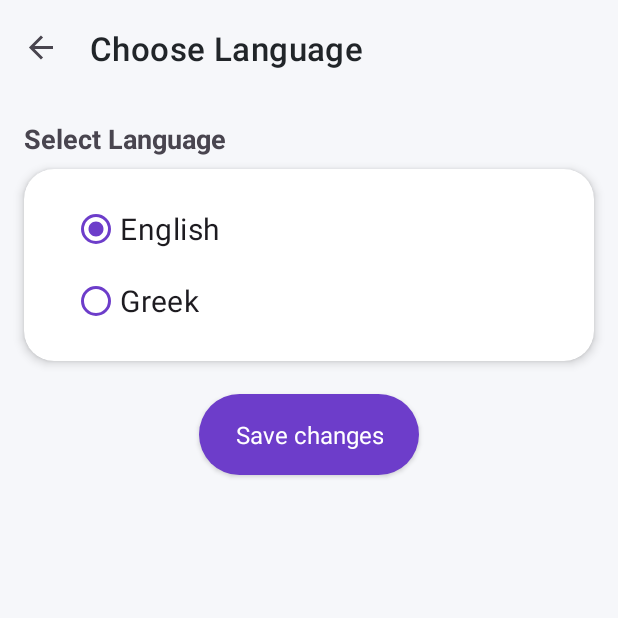
After one commit to galAntonis/SeniorTracker, an Android app: the LanguageFragment screen opened through its navigation route, on a phone screen of 412 x 824 dp, the top half of it. The commit adds this screen. Run offline under Robolectric (Android 15) with nearby library versions, the phone set to English and light mode, and no system bars; our stand-ins replace EventBus, Firebase (no records; nobody signed in at launch, a user with empty details on screens opened directly), navigation-ui.

Commit message:
Second Language implementation
Signed-off-by: galAntonis <galant.dev@gmail.com>

```diff
--- /dev/null
+++ b/app/src/main/java/gr/galeos/seniortracker/ui/language/LanguageFragment.java
@@ -0,0 +1,83 @@
+package gr.galeos.seniortracker.ui.language;
+
+import android.content.res.Configuration;
+import android.os.Bundle;
+import android.view.LayoutInflater;
+import android.view.View;
+import android.view.ViewGroup;
+
+import androidx.annotation.NonNull;
+import androidx.annotation.Nullable;
+import androidx.fragment.app.Fragment;
+import androidx.fragment.app.FragmentActivity;
+
+import java.util.Locale;
+
+import gr.galeos.seniortracker.databinding.FragmentLanguageBinding;
+
+public class LanguageFragment extends Fragment {
+
+    private FragmentLanguageBinding binding;
+    private String languageCode;
+
+    public View onCreateView(@NonNull LayoutInflater inflater, ViewGroup container, Bundle savedInstanceState) {
+
+        binding = FragmentLanguageBinding.inflate(inflater, container, false);
+        return binding.getRoot();
+    }
+
+    @Override
+    public void onViewCreated(@NonNull View view, @Nullable Bundle savedInstanceState) {
+
+        super.onViewCreated(view, savedInstanceState);
+        checkLanguage();
+        setupRadioButtons();
+        setClickListeners();
+    }
+
+    private void checkLanguage(){
+        if (Locale.getDefault().getLanguage().equals("el") ){
+            binding.radioEnglish.setChecked(false);
+            binding.radioGreek.setChecked(true);
+        } else if (Locale.getDefault().getLanguage().equals("en")){
+            binding.radioEnglish.setChecked(true);
+            binding.radioGreek.setChecked(false);
+        }
+    }
+
+    private void setupRadioButtons(){
+        binding.radioGreek.setOnClickListener(v -> {
+            languageCode = "el";
+        });
+        binding.radioEnglish.setOnClickListener(v -> {
+            languageCode = "en";
+        });
+    }
+
+    private void setClickListeners(){
+        binding.saveButton.setOnClickListener(v -> {
+            if (languageCode != null){
+                setLocal(requireActivity(), languageCode);
+            }
+        });
+    }
+    private void setLocal(FragmentActivity activity, String languageCode) {
+        Locale locale = new Locale(languageCode);
+        Locale.setDefault(locale);
+        Configuration config = new Configuration();
+        config.setLocale(locale);
+        activity.getBaseContext().getResources().updateConfiguration(
+                config,
+                activity.getBaseContext().getResources().getDisplayMetrics()
+        );
+        activity.recreate();
+    }
+
+
+
+    @Override
+    public void onDestroyView() {
+        super.onDestroyView();
+        binding = null;
+    }
+}
--- a/app/src/main/java/gr/galeos/seniortracker/ui/settings/SettingsFragment.java
+++ b/app/src/main/java/gr/galeos/seniortracker/ui/settings/SettingsFragment.java
@@ -40,6 +40,9 @@ public class SettingsFragment extends Fragment {
         binding.accountOption.setOnClickListener(v -> {
             Navigation.findNavController(v).navigate(R.id.action_navigation_settings_to_account);
         });
+        binding.languageOption.setOnClickListener(v -> {
+            Navigation.findNavController(v).navigate(R.id.action_navigation_settings_to_language);
+        });
         binding.exitOption.setOnClickListener(v -> {
             SharedPreferencesUtils.invalidateSessionId();
             EventBus.getDefault().post(new MessageEvent(Constants.USER_LOGOUT));
--- /dev/null
+++ b/app/src/main/res/layout/fragment_language.xml
@@ -0,0 +1,63 @@
+<?xml version="1.0" encoding="utf-8"?>
+<LinearLayout xmlns:android="http://schemas.android.com/apk/res/android"
+    xmlns:app="http://schemas.android.com/apk/res-auto"
+    xmlns:tools="http://schemas.android.com/tools"
+    android:layout_width="match_parent"
+    android:layout_height="match_parent"
+    android:orientation="vertical"
+    tools:context=".ui.language.LanguageFragment">
+
+    <com.google.android.material.textview.MaterialTextView
+        android:id="@+id/language_selection_title"
+        android:layout_width="wrap_content"
+        android:layout_height="wrap_content"
+        android:layout_marginHorizontal="@dimen/fragment_padding"
+        android:layout_marginTop="@dimen/fragment_padding"
+        android:layout_marginBottom="8dp"
+        android:text="@string/select_language"
+        android:textSize="18sp"
+        android:textStyle="bold" />
+
+    <com.google.android.material.card.MaterialCardView
+        android:layout_width="match_parent"
+        android:layout_height="wrap_content"
+        android:layout_marginHorizontal="@dimen/fragment_padding"
+        app:cardElevation="4dp">
+
+        <RadioGroup
+            android:id="@+id/radioGroupLanguage"
+            android:layout_width="wrap_content"
+            android:layout_height="wrap_content"
+            android:layout_marginHorizontal="@dimen/fragment_padding"
+            android:orientation="vertical"
+            android:padding="@dimen/fragment_padding">
+
+            <RadioButton
+                android:id="@+id/radioEnglish"
+                android:layout_width="wrap_content"
+                android:layout_height="wrap_content"
+                android:text="@string/english"
+                android:textSize="20sp"
+                app:buttonTint="@color/stMain"/>
+
+            <RadioButton
+                android:id="@+id/radioGreek"
+                android:layout_width="wrap_content"
+                android:layout_height="wrap_content"
+                android:text="@string/greek"
+                android:textSize="20sp"
+                app:buttonTint="@color/stMain"/>
+        </RadioGroup>
+
+    </com.google.android.material.card.MaterialCardView>
+
+
+    <com.google.android.material.button.MaterialButton
+        android:id="@+id/save_button"
+        android:layout_width="wrap_content"
+        android:layout_height="wrap_content"
+        android:layout_gravity="center_horizontal"
+        android:layout_marginTop="@dimen/fragment_padding"
+        android:text="@string/save_changes" />
+
+</LinearLayout>
--- a/app/src/main/res/navigation/mobile_navigation.xml
+++ b/app/src/main/res/navigation/mobile_navigation.xml
@@ -218,6 +218,14 @@
             app:popEnterAnim="@anim/slide_in_left"
             app:popExitAnim="@anim/slide_out_right" />
 
+        <action
+            android:id="@+id/action_navigation_settings_to_language"
+            app:destination="@id/fragment_language"
+            app:enterAnim="@anim/slide_in_right"
+            app:exitAnim="@anim/slide_out_left"
+            app:popEnterAnim="@anim/slide_in_left"
+            app:popExitAnim="@anim/slide_out_right" />
+
     </fragment>
 
     <fragment
@@ -280,4 +288,10 @@
         android:label="@string/title_edit_senior"
         tools:layout="@layout/fragment_edit_senior" />
 
+    <fragment
+        android:id="@+id/fragment_language"
+        android:name="gr.galeos.seniortracker.ui.language.LanguageFragment"
+        android:label="fragment_language"
+        tools:layout="@layout/fragment_language" />
+
 </navigation>
--- a/app/src/main/res/values/strings.xml
+++ b/app/src/main/res/values/strings.xml
@@ -50,5 +50,18 @@
     <string name="title_edit_senior">Edit senior</string>
     <string name="my_seniors">My Seniors</string>
 
+    <string name="select_language">Select Language</string>
+    <string name="english">English</string>
+    <string name="greek">Greek</string>
+    <string name="dashboard_title">Dashboard</string>
+    <string name="notifications_title">Notifications</string>
+    <string name="settings_title">Settings</string>
+    <string name="my_account_title">My Account</string>
+    <string name="manage_seniors_title">Manage Seniors</string>
+    <string name="add_senior_title">Add Senior</string>
+    <string name="edit_senior_title">Edit Senior</string>
+    <string name="location_history_title">Location History</string>
+    <string name="choose_language_title">Choose Language</string>
+
 
 </resources>
```
Also changed, not shown: app/src/main/java/gr/galeos/seniortracker/MainActivity.java (+12 -8 lines), app/src/main/java/gr/galeos/seniortracker/ui/home/HomeFragment.java (+0 -8 lines), 1 other file.
